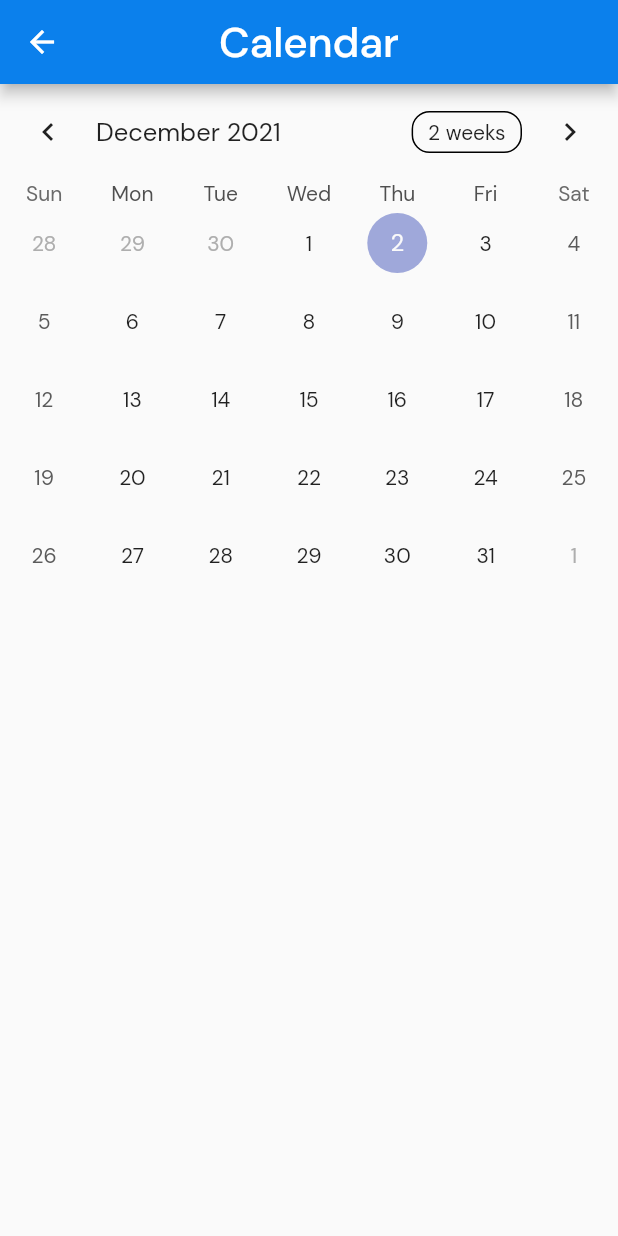
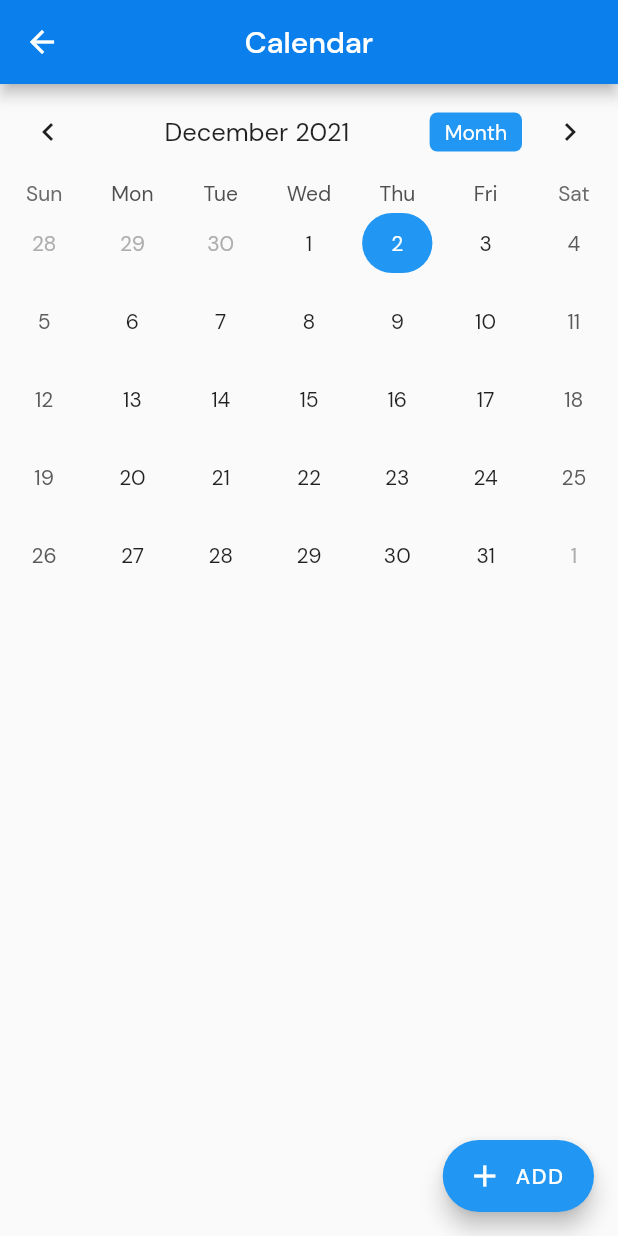
Before and after one commit to ahmadrafidev/habit-tracker, a Flutter app: the CalendarScreen screen opened by its route, on a phone screen of 412 x 824 dp. Run offline on Flutter 3.47's test engine with Material 2 defaults, Android fonts, the light colour scheme and no system bars; drawn by our look-alikes of table_calendar; our stand-ins replace circular_countdown_timer, google_fonts, persistent_bottom_nav_bar, rflutter_alert.

Commit message:
change table calendar. todo: list of event

```diff
--- a/lib/main.dart
+++ b/lib/main.dart
@@ -30,7 +30,7 @@ class MyApp extends StatelessWidget {
         LoginPage.routeName: (ctx) => const LoginPage(),
         TabsScreen.routeName : (ctx) => const TabsScreen(),
         HomeScreen.routeName: (ctx) => const HomeScreen(),
-        CalendarScreen.routeName: (ctx) => const CalendarScreen(),
+        CalendarScreen.routeName: (ctx) => CalendarScreen(),
         TimerScreen.routeName: (ctx) => const TimerScreen(),
       },
     );
--- /dev/null
+++ b/lib/models/event.dart
@@ -0,0 +1,9 @@
+import 'package:flutter/foundation.dart';
+
+class Event {
+  final String title;
+  Event({required this.title});
+
+  @override
+  String toString() => title;
+}
--- a/lib/screens/calendar_screen.dart
+++ b/lib/screens/calendar_screen.dart
@@ -1,6 +1,7 @@
 import 'package:flutter/material.dart';
 import 'package:table_calendar/table_calendar.dart';
 
+import '../models/event.dart';
 
 class CalendarScreen extends StatefulWidget {
   static const routeName = '/calendar';
@@ -8,68 +9,170 @@ class CalendarScreen extends StatefulWidget {
   const CalendarScreen({Key? key}) : super(key: key);
 
   @override
-  State<CalendarScreen> createState() => _CalendarScreenState();
+  _CalendarScreenState createState() => _CalendarScreenState();
 }
 
 class _CalendarScreenState extends State<CalendarScreen> {
+  late Map<DateTime, List<Event>> selectedEvents;
+  CalendarFormat format = CalendarFormat.month;
+  DateTime selectedDay = DateTime.now();
+  DateTime focusedDay = DateTime.now();
 
-  CalendarFormat _calendarFormat = CalendarFormat.month;
-  DateTime _focusedDay = DateTime.now();
-  DateTime? _selectedDay;
   final today = DateTime.now();
   get firstDay => DateTime(today.year, today.month - 12, today.day);
   get lastDay => DateTime(today.year, today.month + 12, today.day);
 
+  final TextEditingController _eventController = TextEditingController();
+
+  @override
+  void initState() {
+    selectedEvents = {};
+    super.initState();
+  }
+
+  List<Event> _getEventsfromDay(DateTime date) {
+    return selectedEvents[date] ?? [];
+  }
+
+  @override
+  void dispose() {
+    _eventController.dispose();
+    super.dispose();
+  }
 
   @override
   Widget build(BuildContext context) {
     return Scaffold(
       appBar: AppBar(
         backgroundColor: const Color.fromRGBO(11, 128, 236, 1),
+        title: const Text("Calendar"),
         centerTitle: true,
-        title: const Text(
-          "Calendar",
-          style: TextStyle(
-            fontFamily: 'DMSans',
-            fontSize: 28,
-          ),
-        ),
       ),
       body: SingleChildScrollView(
         child: Column(
-          mainAxisSize: MainAxisSize.min,
-          children: <Widget>[
+          children: [
             TableCalendar(
-                firstDay: firstDay,
-                lastDay: lastDay,
-                focusedDay: _focusedDay,
-                calendarFormat: _calendarFormat,
-                locale: 'en-US',
-                onPageChanged: (focusedDay) {
-                  _focusedDay = focusedDay;
-                },
-                selectedDayPredicate: (day) {
-                  return isSameDay(_selectedDay, day);
-                },
-                onDaySelected: (selectedDay, focusedDay) {
-                  if (!isSameDay(_selectedDay, selectedDay)) {
-                    setState(() {
-                      _selectedDay = selectedDay;
-                      _focusedDay = focusedDay;
-                    });
-                  }
-                },
-                onFormatChanged: (format) {
-                  if (_calendarFormat != format) {
-                    setState(() {
-                      _calendarFormat = format;
-                    });
-                  }
-                }
+              focusedDay: selectedDay,
+              firstDay: firstDay,
+              lastDay: lastDay,
+              calendarFormat: format,
+              onFormatChanged: (CalendarFormat _format) {
+                setState(() {
+                  format = _format;
+                });
+              },
+              startingDayOfWeek: StartingDayOfWeek.sunday,
+              daysOfWeekVisible: true,
+
+              //Day Changed
+              onDaySelected: (DateTime selectDay, DateTime focusDay) {
+                setState(() {
+                  selectedDay = selectDay;
+                  focusedDay = focusDay;
+                });
+              },
+              selectedDayPredicate: (DateTime date) {
+                return isSameDay(selectedDay, date);
+              },
+
+              eventLoader: _getEventsfromDay,
+
+              //To style the Calendar
+              calendarStyle: CalendarStyle(
+                isTodayHighlighted: true,
+                selectedDecoration: BoxDecoration(
+                  color: Colors.blue,
+                  shape: BoxShape.rectangle,
+                  borderRadius: BorderRadius.circular(20.0),
                 ),
-
+                selectedTextStyle: const TextStyle(color: Colors.white),
+                todayDecoration: BoxDecoration(
+                  color: Colors.lightBlueAccent,
+                  shape: BoxShape.rectangle,
+                  borderRadius: BorderRadius.circular(16.0),
+                ),
+                defaultDecoration: BoxDecoration(
+                  shape: BoxShape.rectangle,
+                  borderRadius: BorderRadius.circular(5.0),
+                ),
+                weekendDecoration: BoxDecoration(
+                  shape: BoxShape.rectangle,
+                  borderRadius: BorderRadius.circular(5.0),
+                ),
+              ),
+              headerStyle: HeaderStyle(
+                formatButtonVisible: true,
+                titleCentered: true,
+                formatButtonShowsNext: false,
+                formatButtonDecoration: BoxDecoration(
+                  color: Colors.blue,
+                  borderRadius: BorderRadius.circular(5.0),
+                ),
+                formatButtonTextStyle: const  TextStyle(
+                  color: Colors.white,
+                ),
+              ),
+            ),
+            ..._getEventsfromDay(selectedDay).map(
+              (Event event) => ListTile(
+                title: Text(
+                  event.title,
+                ),
+              ),
+            ),
           ],
         ),
+      ),
+      floatingActionButton: FloatingActionButton.extended(
+        onPressed: () => showDialog(
+          context: context,
+          builder: (context) => AlertDialog(
+            title: const Text("Add Event"),
+            content: TextField(
+              decoration: InputDecoration(
+                labelText: 'Enter Event',
+                enabledBorder: OutlineInputBorder(
+                  borderSide: const BorderSide(width: 3, color: Colors.blue),
+                  borderRadius: BorderRadius.circular(10),
+                ),
+                focusedBorder: OutlineInputBorder(
+                  borderSide: const BorderSide(width: 3, color: Colors.red),
+                  borderRadius: BorderRadius.circular(10),
+                ),
+              ),
+              controller: _eventController,
+            ),
+            actions: [
+              TextButton(
+                child: const Text("Cancel"),
+                onPressed: () => Navigator.pop(context),
+              ),
+              TextButton(
+                child: const Text("Ok"),
+                onPressed: () {
+                  if (_eventController.text.isEmpty) {
+                  } else {
+                    if (selectedEvents[selectedDay] != null) {
+                      selectedEvents[selectedDay]!.add(
+                        Event(title: _eventController.text),
+                      );
+                    } else {
+                      selectedEvents[selectedDay] = [
+                        Event(title: _eventController.text)
+                      ];
+                    }
+                  }
+                  Navigator.pop(context);
+                  _eventController.clear();
+                  setState(() {});
+                  return;
+                },
+              ),
+            ],
+          ),
+        ),
+        label: const Text("ADD"),
+        icon: const Icon(Icons.add),
       ),
     );
   }
```
Also changed, not shown: lib/models/toDo.dart (+4 -3 lines).
